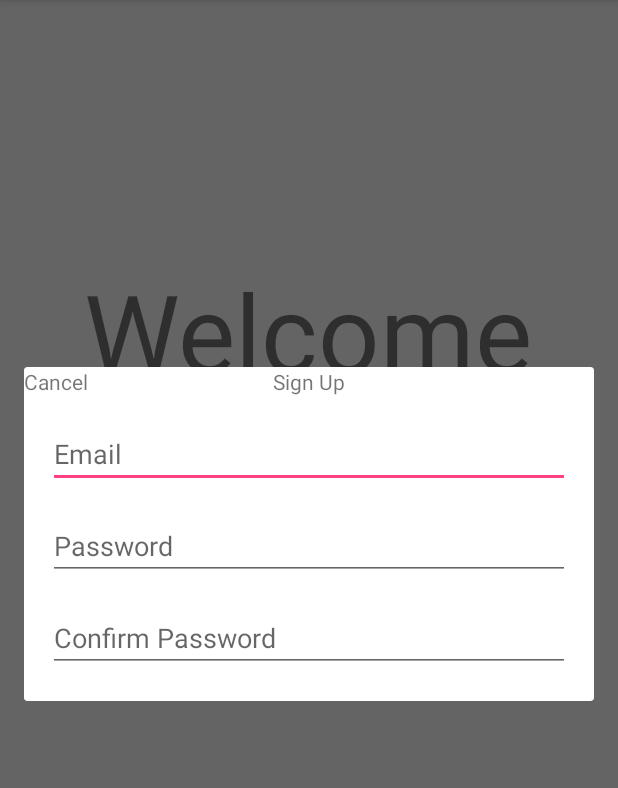
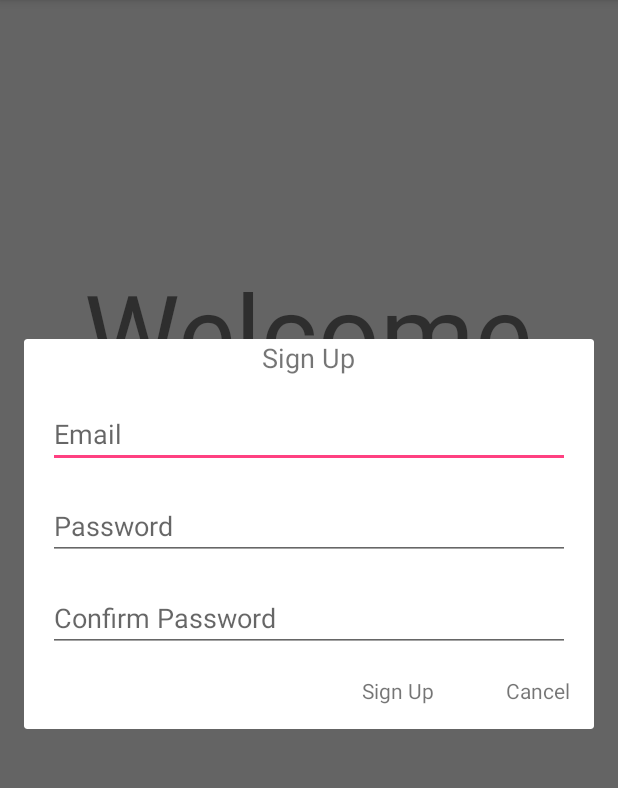
Before and after one commit to Calvin906/StockApp, an Android app: the screen it shows after launch (HomeActivity), after a tap on "Sign Up", on a phone screen of 412 x 824 dp, the part 84-872 px from its top. Run offline under Robolectric (Android 15) with nearby library versions, the phone set to English and light mode, and no system bars; 1 statement that could not run was skipped.

Commit message:
Fixed up alignment

```diff
--- a/app/src/main/java/preston/com/stockapp/util/SignUpFragment.java
+++ b/app/src/main/java/preston/com/stockapp/util/SignUpFragment.java
@@ -26,8 +26,6 @@ public class SignUpFragment extends DialogFragment {
 
 
         View view = inflater.inflate(R.layout.sign_up_view, container);
-
-
         return view;
     }
 }
--- a/app/src/main/res/layout/sign_up_view.xml
+++ b/app/src/main/res/layout/sign_up_view.xml
@@ -7,14 +7,23 @@
         android:id="@+id/sign_up_frag"
         android:layout_width="wrap_content"
         android:layout_height="wrap_content"
+        android:layout_alignParentTop="true"
         android:layout_centerHorizontal="true"
-        android:text="@string/sign_up"/>
+        android:text="@string/sign_up"
+        android:textSize="18dp"/>
+
+    <RelativeLayout
+        android:id="@+id/edit_text_frags"
+        android:layout_width="match_parent"
+        android:layout_height="wrap_content"
+        android:layout_below="@id/sign_up_frag"
+        android:layout_marginBottom="@dimen/activity_vertical_margin"
+        >
 
         <EditText
             android:id="@+id/email_sign_up_frag"
             android:layout_width="match_parent"
             android:layout_height="wrap_content"
-        android:layout_below="@id/sign_up_frag"
             android:layout_marginLeft="@dimen/activity_horizontal_margin"
             android:layout_marginRight="@dimen/activity_horizontal_margin"
             android:layout_marginTop="@dimen/activity_vertical_margin"
@@ -39,12 +48,19 @@
             android:layout_marginRight="@dimen/activity_horizontal_margin"
             android:layout_marginTop="@dimen/activity_vertical_margin"
             android:hint="@string/password_confirm"/>
+    </RelativeLayout>
+
+    <RelativeLayout
+        android:id="@+id/text_button_frag"
+        android:layout_width="match_parent"
+        android:layout_height="wrap_content"
+        android:layout_below="@id/edit_text_frags"
+        android:layout_marginBottom="@dimen/activity_vertical_margin">
 
         <TextView
             android:id="@+id/button_text_sign_up"
             android:layout_width="wrap_content"
             android:layout_height="wrap_content"
-        android:layout_below="@id/confirm_password_sign_up_frag"
             android:layout_marginRight="@dimen/button_spacing"
             android:layout_toLeftOf="@+id/button_text_cancel"
             android:text="@string/sign_up"
@@ -54,9 +70,10 @@
             android:id="@+id/button_text_cancel"
             android:layout_width="wrap_content"
             android:layout_height="wrap_content"
-        android:layout_alignParentLeft="true"
+            android:layout_alignParentRight="true"
             android:layout_marginRight="@dimen/activity_horizontal_margin"
             android:text="@string/cancel"
             />
+    </RelativeLayout>
 
 </RelativeLayout>
```
Lines whose indentation alone changed are shown as unchanged.
